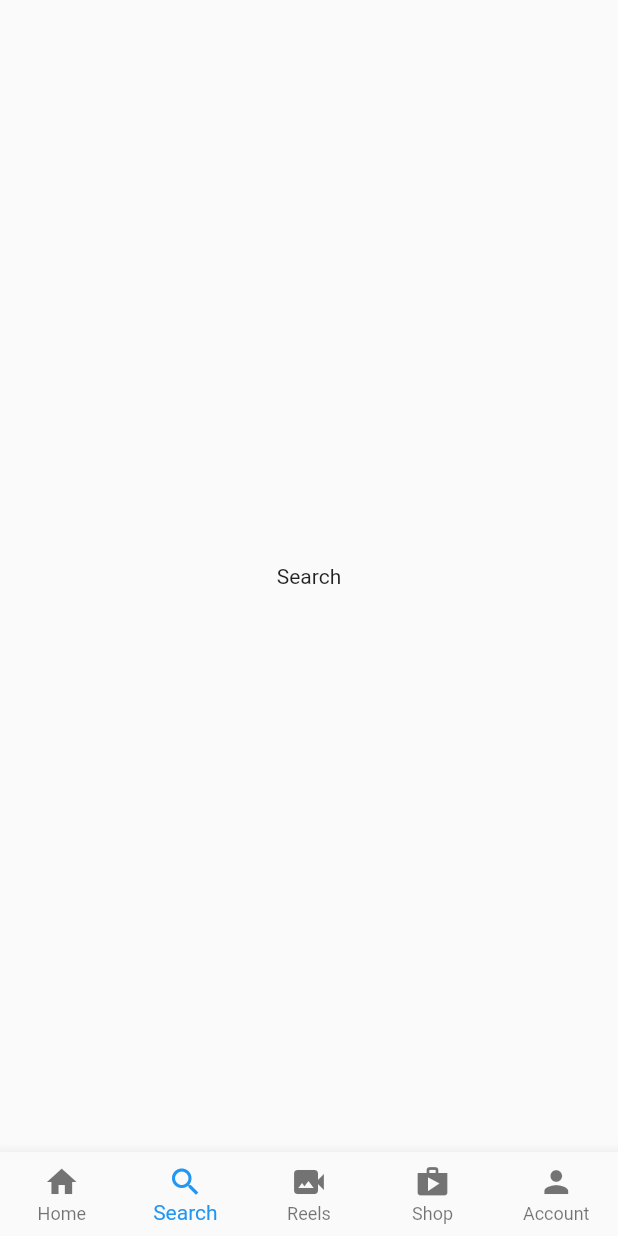
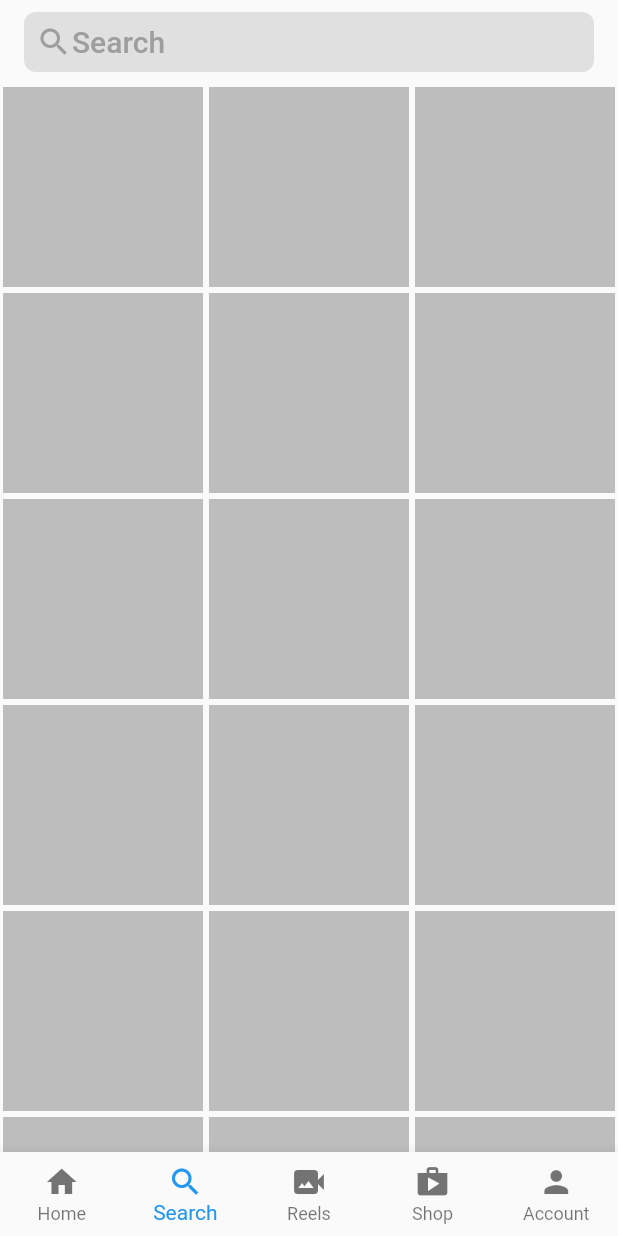
Before and after one commit to Gluuz/Instagram-UI-Flutter, a Flutter app: the screen it shows after launch, item 2 of the bottom bar chosen, on a phone screen of 412 x 824 dp. Run offline on Flutter 3.47's test engine with Material 2 defaults, Android fonts, the phone set to English and light mode, and no system bars.

Commit message:
grid view in SearchPage

```diff
--- a/lib/pages/search.dart
+++ b/lib/pages/search.dart
@@ -1,10 +1,37 @@
 import 'package:flutter/material.dart';
+
+import 'util/explore_grid.dart';
 
 class UserSearch extends StatelessWidget {
   @override
   Widget build(BuildContext context) {
     return Scaffold(
-      body: Center(child: Text('Search')),
+      appBar: AppBar(
+        backgroundColor: Colors.transparent,
+        elevation: 0,
+        title: ClipRRect(
+          borderRadius: BorderRadius.circular(8),
+          child: Container(
+            padding: EdgeInsets.all(8),
+            color: Colors.grey[300],
+            child: Row(
+              children: [
+                Icon(
+                  Icons.search,
+                  color: Colors.grey[500],
+                ),
+                Container(
+                  child: Text(
+                    'Search',
+                    style: TextStyle(color: Colors.grey[500]),
+                  ),
+                )
+              ],
+            ),
+          ),
+        ),
+      ),
+      body: ExploreGrid(),
     );
   }
 }
--- /dev/null
+++ b/lib/pages/util/explore_grid.dart
@@ -0,0 +1,18 @@
+import 'package:flutter/material.dart';
+
+class ExploreGrid extends StatelessWidget {
+  @override
+  Widget build(BuildContext context) {
+    return GridView.builder(
+        gridDelegate:
+            SliverGridDelegateWithFixedCrossAxisCount(crossAxisCount: 3),
+        itemBuilder: (context, index) {
+          return Padding(
+            padding: const EdgeInsets.all(2.0),
+            child: Container(
+              color: Colors.grey[400],
+            ),
+          );
+        });
+  }
+}
```
